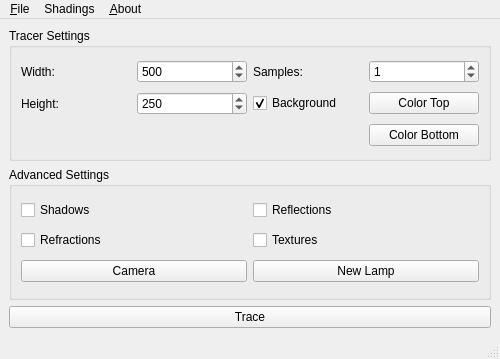
First picture: the form in main.ui, repository GiVD2022/p1-raytracingtoy-b03, before the edit.
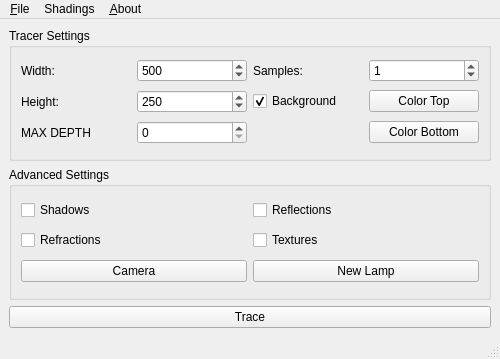
Second picture: the form after the edit.

Diff of the .ui file:
```diff
--- a/main.ui
+++ b/main.ui
@@ -99,6 +99,16 @@
          </property>
         </widget>
        </item>
+       <item row="2" column="1">
+        <widget class="QSpinBox" name="maxDepthSpinBox"/>
+       </item>
+       <item row="2" column="0">
+        <widget class="QLabel" name="label">
+         <property name="text">
+          <string>MAX DEPTH</string>
+         </property>
+        </widget>
+       </item>
       </layout>
      </widget>
     </item>
```
